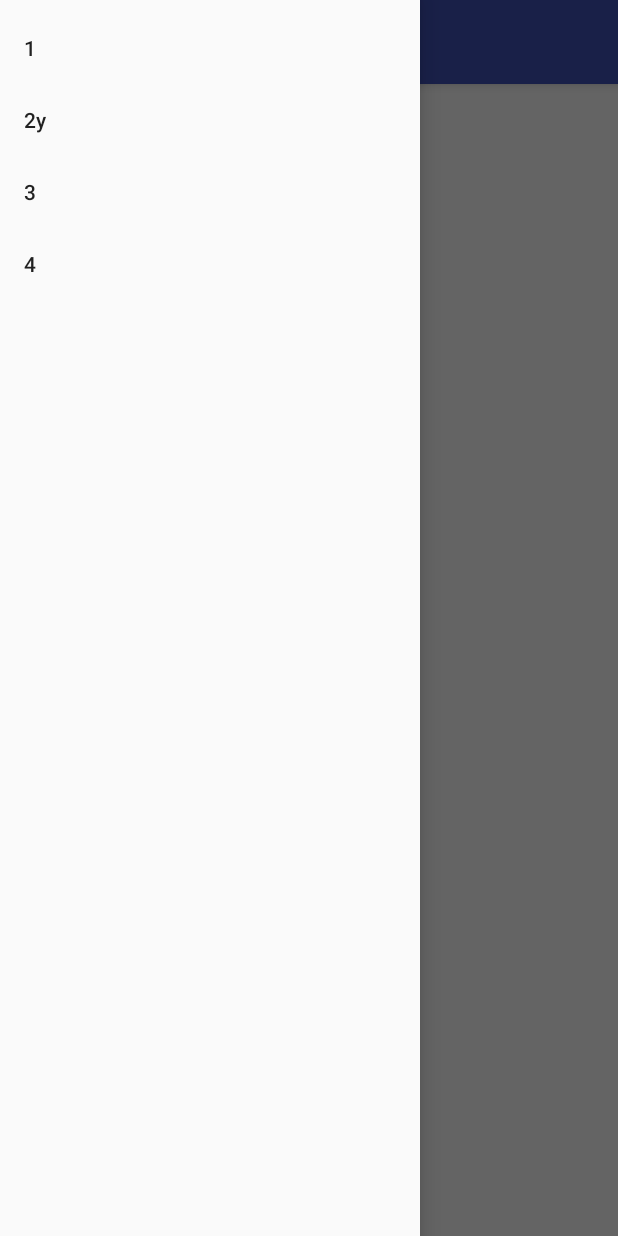
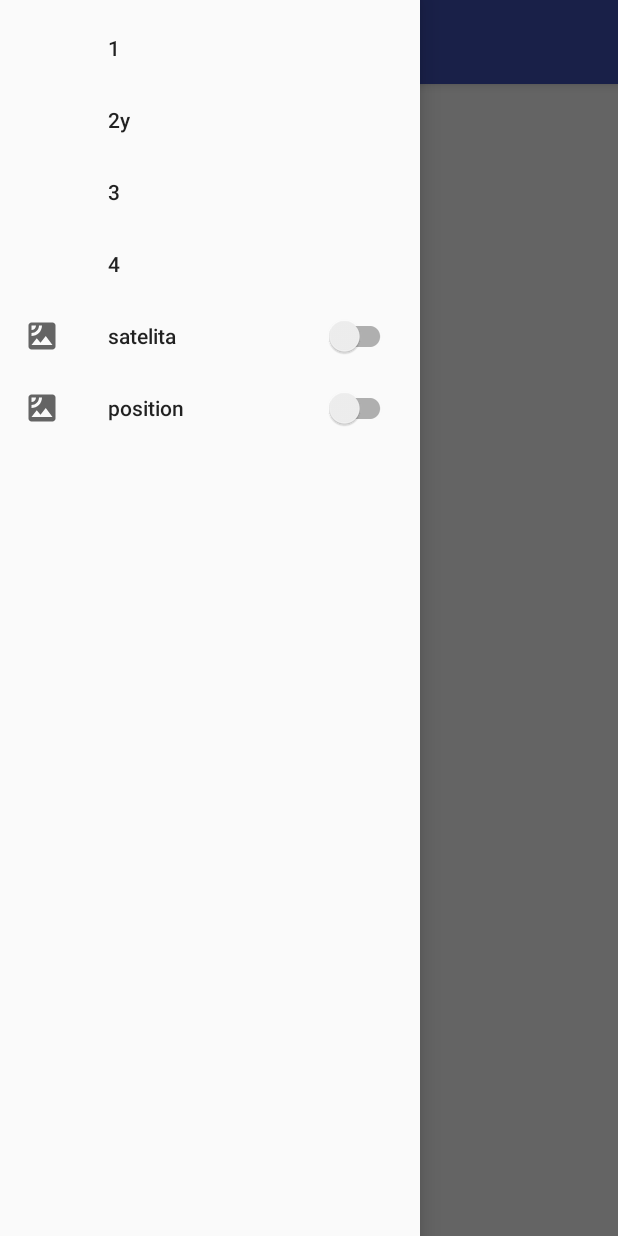
Before and after one commit to tasiuwasiu/PSMA-Maps, an Android app: the MapsActivity screen opened directly, with no data from a screen before it, with the side drawer open, on a phone screen of 412 x 824 dp. Run offline under Robolectric (Android 15) with nearby library versions, the phone set to English and light mode, and no system bars.

Commit message:
added items on nav menu and some listeners

```diff
--- a/app/src/main/AndroidManifest.xml
+++ b/app/src/main/AndroidManifest.xml
@@ -8,6 +8,7 @@
          location permissions for the 'MyLocation' functionality.
     -->
     <uses-permission android:name="android.permission.ACCESS_FINE_LOCATION"/>
+    <uses-permission android:name="android.permission.ACCESS_COARSE_LOCATION"/>
 
     <application
         android:allowBackup="true"
--- a/app/src/main/java/lab/wasikrafal/lab7/MapsActivity.java
+++ b/app/src/main/java/lab/wasikrafal/lab7/MapsActivity.java
@@ -1,13 +1,20 @@
 package lab.wasikrafal.lab7;
 
+import android.support.annotation.NonNull;
+import android.support.design.widget.NavigationView;
 import android.support.v4.app.FragmentActivity;
 import android.os.Bundle;
 import android.support.v4.view.GravityCompat;
 import android.support.v4.widget.DrawerLayout;
 import android.support.v7.app.ActionBar;
 import android.support.v7.app.AppCompatActivity;
+import android.support.v7.widget.SwitchCompat;
 import android.support.v7.widget.Toolbar;
+import android.view.Menu;
 import android.view.MenuItem;
+import android.widget.CompoundButton;
+import android.widget.Switch;
+import android.widget.Toast;
 
 import com.google.android.gms.maps.CameraUpdateFactory;
 import com.google.android.gms.maps.GoogleMap;
@@ -21,6 +28,7 @@ public class MapsActivity extends AppCompatActivity implements OnMapReadyCallbac
 
     private GoogleMap mMap;
     private DrawerLayout mDrawerLayout;
+    private NavigationView navigationView;
 
     @Override
     protected void onCreate(Bundle savedInstanceState)
@@ -28,15 +36,74 @@ public class MapsActivity extends AppCompatActivity implements OnMapReadyCallbac
         super.onCreate(savedInstanceState);
         setContentView(R.layout.activity_maps);
         mDrawerLayout = findViewById(R.id.drawer_layout);
-        // Obtain the SupportMapFragment and get notified when the map is ready to be used.
         Toolbar toolbar = (Toolbar) findViewById(R.id.my_toolbar);
         setSupportActionBar(toolbar);
         ActionBar actionbar = getSupportActionBar();
-        actionbar.setDisplayHomeAsUpEnabled(true);
-        actionbar.setHomeAsUpIndicator(R.drawable.ic_menu);
+        if(actionbar!=null) {
+            actionbar.setDisplayHomeAsUpEnabled(true);
+            actionbar.setHomeAsUpIndicator(R.drawable.ic_menu);
+        }
+
+        initNavigationMenu();
+
+
         SupportMapFragment mapFragment = (SupportMapFragment) getSupportFragmentManager()
                 .findFragmentById(R.id.map);
         mapFragment.getMapAsync(this);
+    }
+
+    private void initNavigationMenu()
+    {
+        navigationView = (NavigationView) findViewById(R.id.nav_view);
+
+        navigationView.setNavigationItemSelectedListener(
+                new NavigationView.OnNavigationItemSelectedListener() {
+                    @Override
+                    public boolean onNavigationItemSelected(@NonNull MenuItem menuItem) {
+                        int id = menuItem.getItemId();
+
+                        if(id == R.id.nav_first_road)
+                        {
+                            mMap.setMapType(GoogleMap.MAP_TYPE_SATELLITE);
+                        }
+
+
+                        mDrawerLayout.closeDrawers();
+                        return true;
+                    }
+                });
+
+        Menu navigationMenu = navigationView.getMenu();
+        MenuItem satelliteItem = navigationMenu.findItem(R.id.nav_satellite);
+        SwitchCompat satelliteSwitch = (SwitchCompat) satelliteItem.getActionView().findViewById(R.id.nav_switch);
+        satelliteSwitch.setOnCheckedChangeListener(new CompoundButton.OnCheckedChangeListener()
+        {
+            @Override
+            public void onCheckedChanged(CompoundButton compoundButton, boolean b)
+            {
+                Toast.makeText(MapsActivity.this, "is enabled frs: " + b , Toast.LENGTH_SHORT).show();
+            }
+        });
+
+        MenuItem positionItem = navigationMenu.findItem(R.id.nav_position);
+        SwitchCompat positionSwitch = (SwitchCompat) positionItem.getActionView().findViewById(R.id.nav_switch);
+        positionSwitch.setOnCheckedChangeListener(new CompoundButton.OnCheckedChangeListener()
+        {
+            @Override
+            public void onCheckedChanged(CompoundButton compoundButton, boolean b)
+            {
+                try
+                {
+                    mMap.setMyLocationEnabled(b);
+                }
+                catch (SecurityException e)
+                {
+                    Toast.makeText(MapsActivity.this, "GPS error" , Toast.LENGTH_LONG).show();
+                    compoundButton.setChecked(false);
+                }
+                //Toast.makeText(MapsActivity.this, "is enabled sec: " + b , Toast.LENGTH_SHORT).show();
+            }
+        });
     }
 
 
--- /dev/null
+++ b/app/src/main/res/drawable/ic_satellite.xml
@@ -0,0 +1,9 @@
+<vector xmlns:android="http://schemas.android.com/apk/res/android"
+        android:width="24dp"
+        android:height="24dp"
+        android:viewportWidth="24.0"
+        android:viewportHeight="24.0">
+    <path
+        android:fillColor="#FF000000"
+        android:pathData="M19,3L5,3c-1.1,0 -2,0.9 -2,2v14c0,1.1 0.9,2 2,2h14c1.1,0 2,-0.9 2,-2L21,5c0,-1.1 -0.9,-2 -2,-2zM5,4.99h3C8,6.65 6.66,8 5,8L5,4.99zM5,12v-2c2.76,0 5,-2.25 5,-5.01h2C12,8.86 8.87,12 5,12zM5,18l3.5,-4.5 2.5,3.01L14.5,12l4.5,6L5,18z"/>
+</vector>
--- /dev/null
+++ b/app/src/main/res/layout/layout_switch.xml
@@ -0,0 +1,13 @@
+<?xml version="1.0" encoding="utf-8"?>
+<LinearLayout xmlns:android="http://schemas.android.com/apk/res/android"
+              android:orientation="horizontal"
+              android:layout_width="match_parent"
+              android:layout_height="match_parent">
+
+    <android.support.v7.widget.SwitchCompat
+        android:id="@+id/nav_switch"
+        android:layout_width="fill_parent"
+        android:layout_height="match_parent"
+        android:checked="false"/>
+
+</LinearLayout>
--- a/app/src/main/res/menu/drawer_view.xml
+++ b/app/src/main/res/menu/drawer_view.xml
@@ -1,8 +1,9 @@
 <?xml version="1.0" encoding="utf-8"?>
-<menu xmlns:android="http://schemas.android.com/apk/res/android" >
+<menu xmlns:android="http://schemas.android.com/apk/res/android"
+      xmlns:app="http://schemas.android.com/apk/res-auto">
     <group android:checkableBehavior="single">
         <item
-            android:id="@+id/nav_camera"
+            android:id="@+id/nav_first_road"
 
             android:title="1" />
         <item
@@ -17,4 +18,22 @@
             android:id="@+id/nav_manage"
             android:title="4" />
     </group>
+    <group>
+
+
+        <item
+            android:id = "@+id/nav_satellite"
+            android:icon = "@drawable/ic_satellite"
+            android:title="satelita"
+            app:actionLayout = "@layout/layout_switch"
+            />
+        <item
+            android:id = "@+id/nav_position"
+            android:icon = "@drawable/ic_satellite"
+            android:title="position"
+            app:actionLayout = "@layout/layout_switch"
+            />
+    </group>
+
+
 </menu>
```
